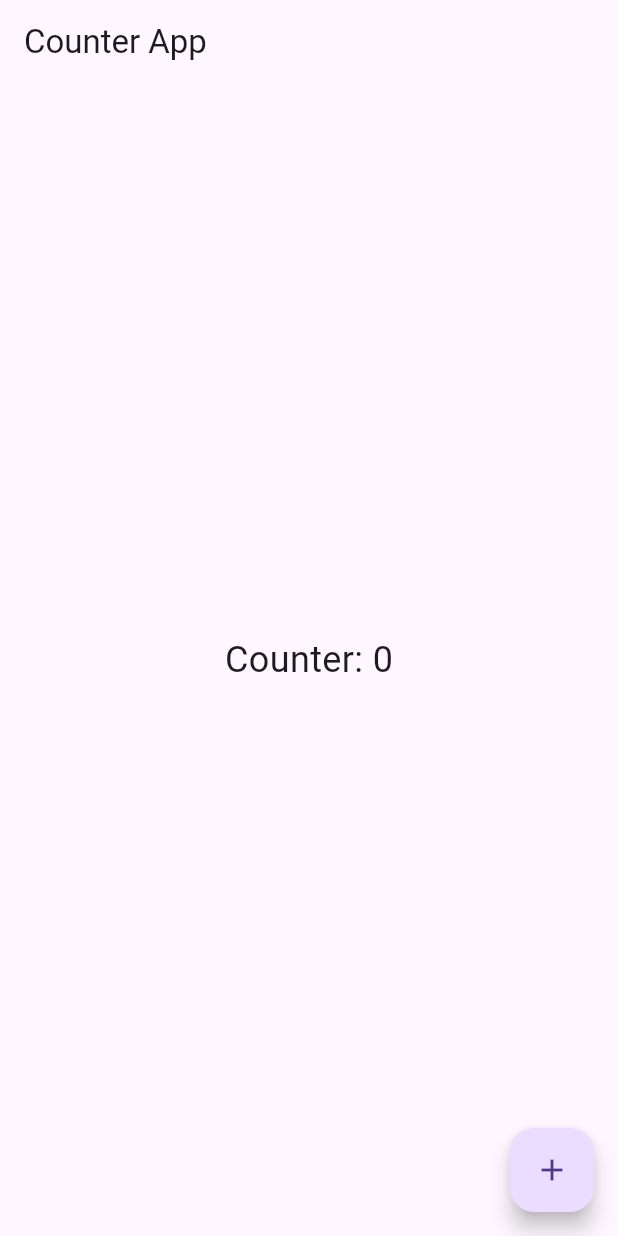
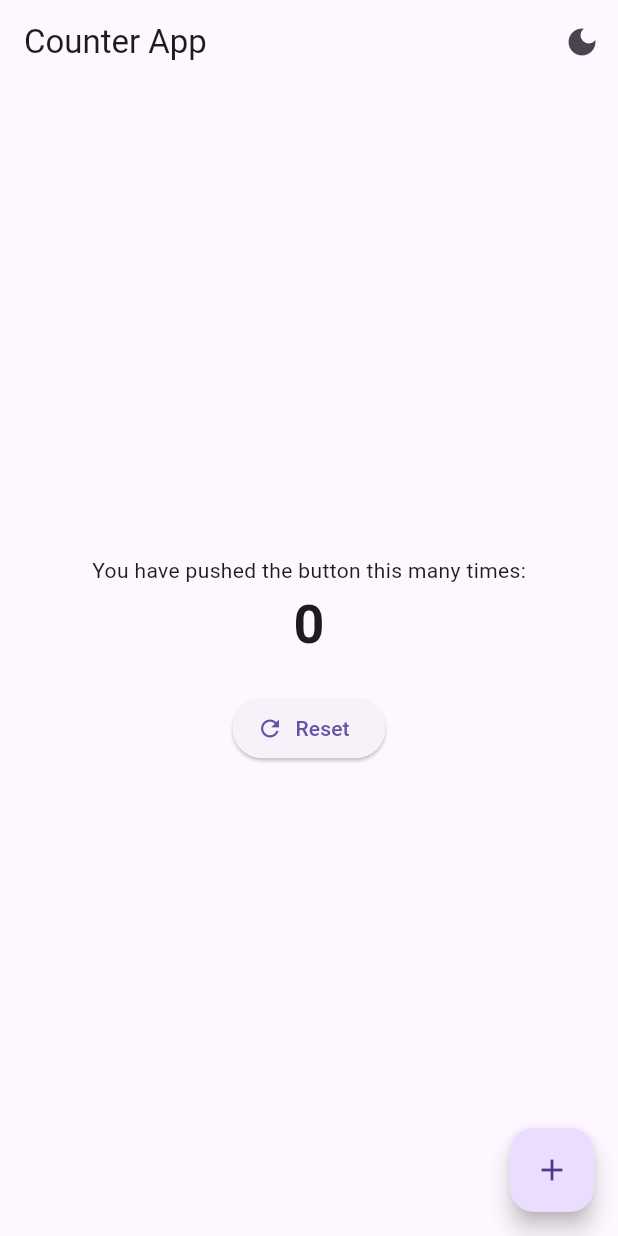
Before and after one commit to Nabin0707/Flutter_UI, a Flutter app: the screen it shows after launch, on a phone screen of 412 x 824 dp. Run offline on Flutter 3.47's test engine with Material 3 defaults, Android fonts, the phone set to English and light mode, and no system bars.

Commit message:
Initial commit

```diff
--- a/lib/main.dart
+++ b/lib/main.dart
@@ -4,17 +4,39 @@ void main() {
   runApp(MyApp());
 }
 
-class MyApp extends StatelessWidget {
+class MyApp extends StatefulWidget {
+  const MyApp({super.key});
+
+  @override
+  _MyAppState createState() => _MyAppState();
+}
+
+class _MyAppState extends State<MyApp> {
+  bool isDarkMode = false;
+
   @override
   Widget build(BuildContext context) {
     return MaterialApp(
-      title: 'Simple Flutter App',
-      home: MyHomePage(),
+      title: 'Updated Counter App',
+      theme: isDarkMode ? ThemeData.dark() : ThemeData.light(),
+      home: MyHomePage(
+        isDarkMode: isDarkMode,
+        toggleTheme: () {
+          setState(() {
+            isDarkMode = !isDarkMode;
+          });
+        },
+      ),
     );
   }
 }
 
 class MyHomePage extends StatefulWidget {
+  final bool isDarkMode;
+  final VoidCallback toggleTheme;
+
+  const MyHomePage({super.key, required this.isDarkMode, required this.toggleTheme});
+
   @override
   _MyHomePageState createState() => _MyHomePageState();
 }
@@ -22,29 +44,46 @@ class MyHomePage extends StatefulWidget {
 class _MyHomePageState extends State<MyHomePage> {
   int _counter = 0;
 
-  void _incrementCounter() {
-    setState(() {
-      _counter++; // Increases counter by 1
-    });
-  }
+  void _incrementCounter() => setState(() => _counter++);
+  void _resetCounter() => setState(() => _counter = 0);
 
   @override
   Widget build(BuildContext context) {
     return Scaffold(
       appBar: AppBar(
         title: Text('Counter App'),
+        actions: [
+          IconButton(
+            icon: Icon(widget.isDarkMode ? Icons.light_mode : Icons.dark_mode),
+            onPressed: widget.toggleTheme,
+          ),
+        ],
       ),
       body: Center(
-        child: Text(
-          'Counter: $_counter',
-          style: TextStyle(fontSize: 24),
+        child: Column(
+          mainAxisAlignment: MainAxisAlignment.center,
+          children: <Widget>[
+            Text('You have pushed the button this many times:'),
+            Text(
+              '$_counter',
+              style: TextStyle(fontSize: 36, fontWeight: FontWeight.bold),
+            ),
+            SizedBox(height: 20),
+            ElevatedButton.icon(
+              icon: Icon(Icons.refresh),
+              label: Text('Reset'),
+              onPressed: _resetCounter,
+            ),
+          ],
         ),
       ),
       floatingActionButton: FloatingActionButton(
         onPressed: _incrementCounter,
+        tooltip: 'Increment',
         child: Icon(Icons.add),
-        tooltip: 'Increment',
       ),
     );
   }
 }
+// This code is a simple Flutter app that implements a counter with dark mode support.
+// The app has a main screen with a counter, a reset button, and a toggle for dark mode.
```
